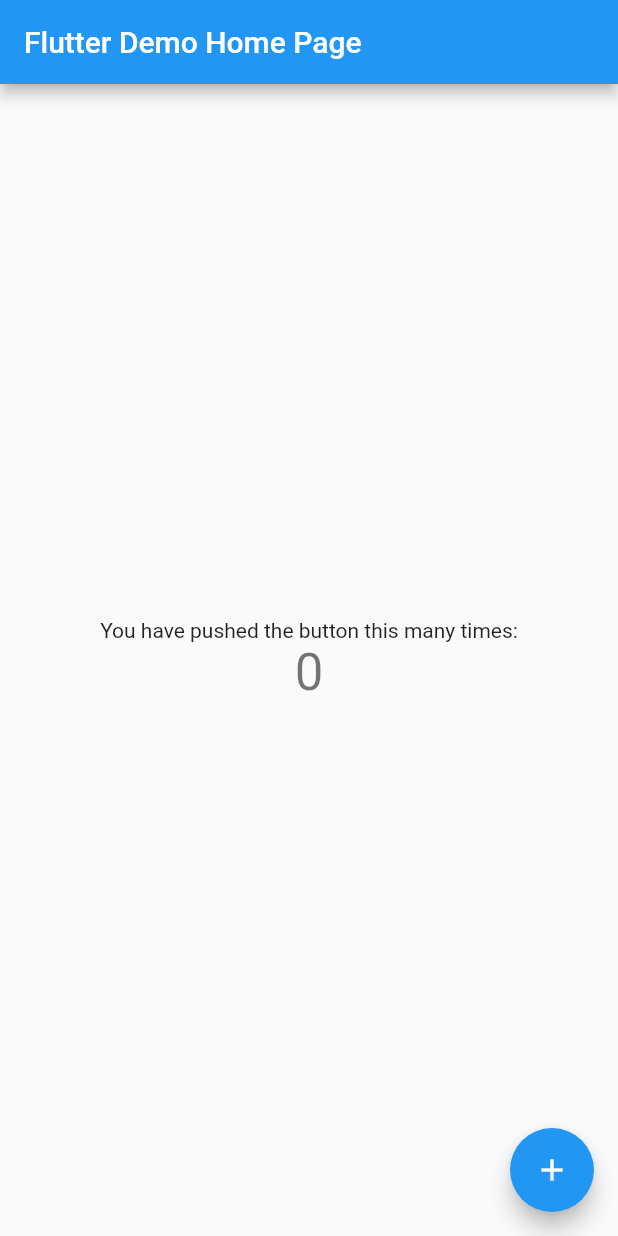
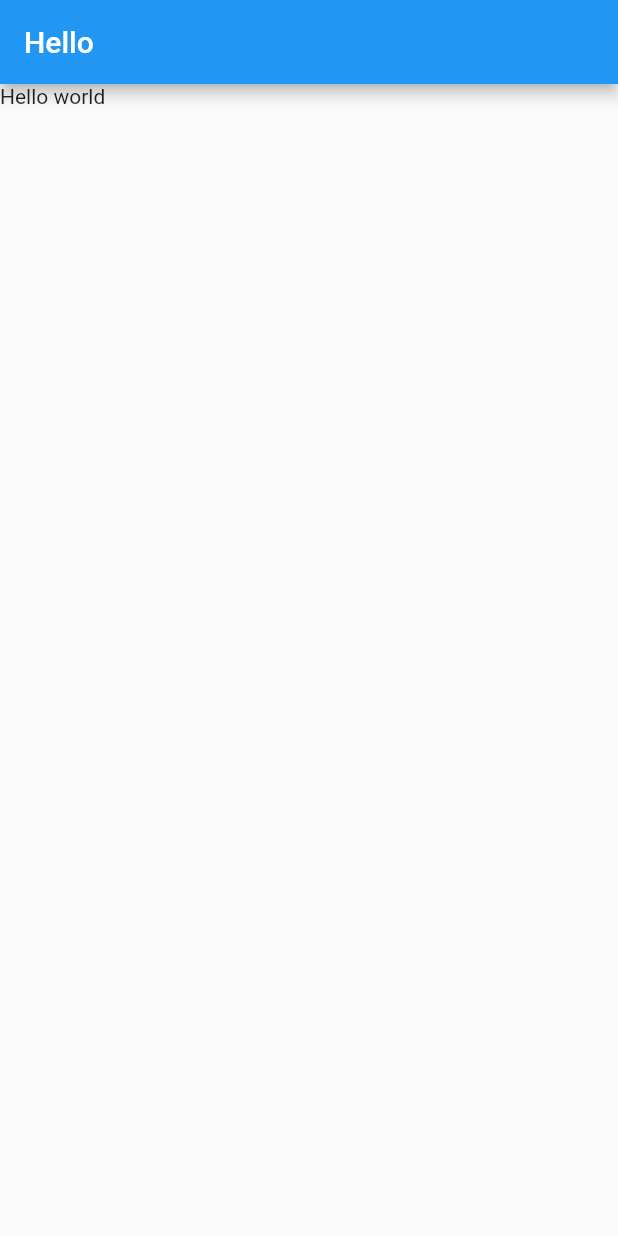
Before and after one commit to Raman-Kumar/uirememberFlutter, a Flutter app: the screen it shows after launch, on a phone screen of 412 x 824 dp. Run offline on Flutter 3.47's test engine with Material 2 defaults, Android fonts, the phone set to English and light mode, and no system bars.

Commit message:
cleared default codes

```diff
--- a/lib/main.dart
+++ b/lib/main.dart
@@ -11,7 +11,7 @@
       theme: ThemeData(
         primarySwatch: Colors.blue,
       ),
-      home: MyHomePage(title: 'Flutter Demo Home Page'),
+      home: MyHomePage(title: 'Hello'),
     );
   }
 }
@@ -25,13 +25,6 @@
 }
 
 class _MyHomePageState extends State<MyHomePage> {
-  int _counter = 0;
-
-  void _incrementCounter() {
-    setState(() {
-      _counter++;
-    });
-  }
 
   @override
   Widget build(BuildContext context) {
@@ -39,25 +32,7 @@
       appBar: AppBar(
         title: Text(widget.title),
       ),
-      body: Center(
-        child: Column(
-          mainAxisAlignment: MainAxisAlignment.center,
-          children: <Widget>[
-            Text(
-              'You have pushed the button this many times:',
-            ),
-            Text(
-              '$_counter',
-              style: Theme.of(context).textTheme.display1,
-            ),
-          ],
-        ),
-      ),
-      floatingActionButton: FloatingActionButton(
-        onPressed: _incrementCounter,
-        tooltip: 'Increment',
-        child: Icon(Icons.add),
-      ),
+      body: Text('Hello world')
     );
   }
 }
```
